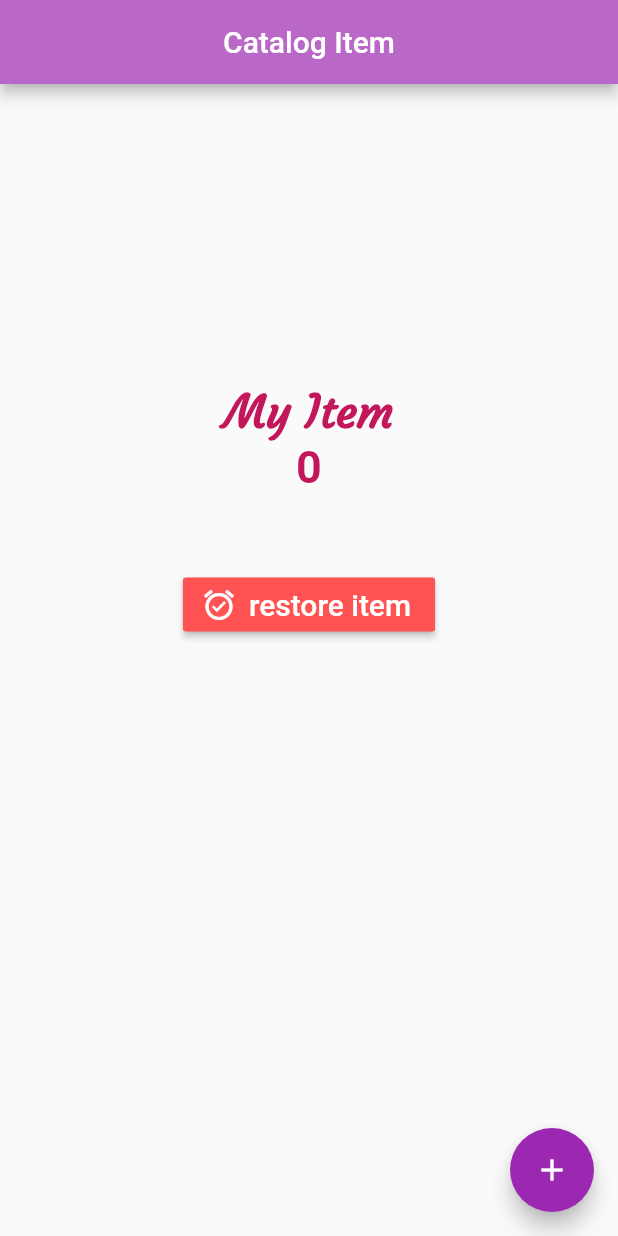
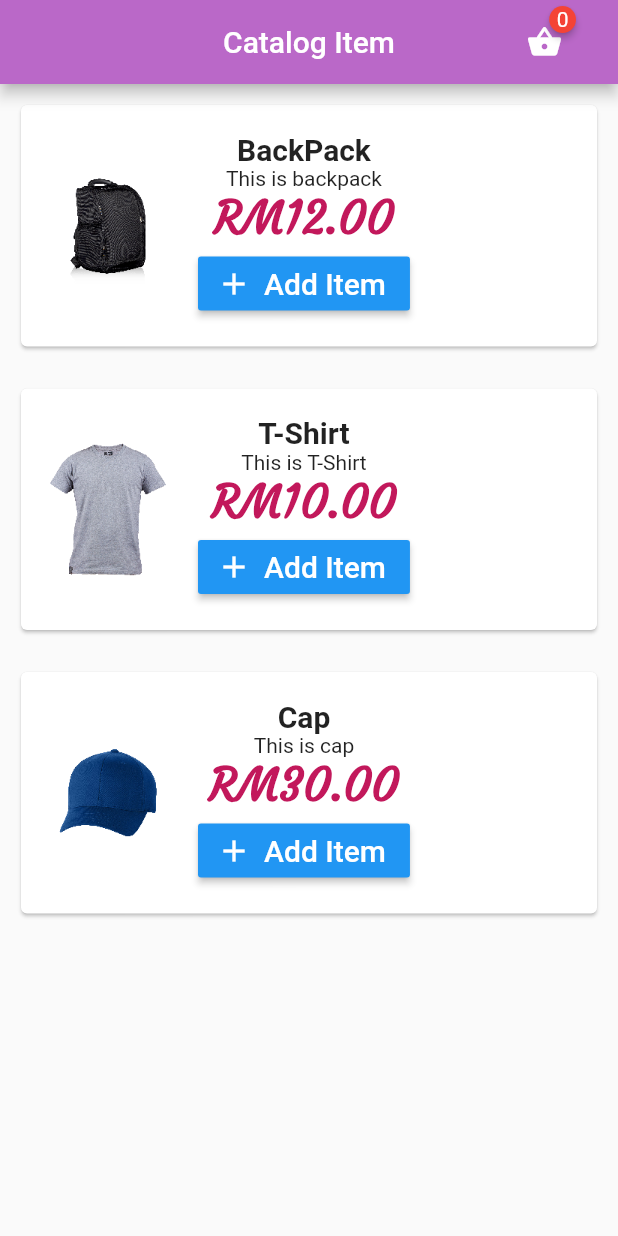
Before and after one commit to nqn2000/A173656_FlutterV2, a Flutter app: the screen it shows after launch, on a phone screen of 412 x 824 dp. Run offline on Flutter 3.47's test engine with Material 2 defaults, Android fonts, the phone set to English and light mode, and no system bars; drawn by our look-alikes of badges.

Commit message:
8 Dec 2020

```diff
--- /dev/null
+++ b/lib/catalogitem.dart
@@ -0,0 +1,9 @@
+class CatalogItem {
+  String nameItem;
+  String priceItem;
+  String imageItem;
+  String descriptionItem;
+
+  CatalogItem(
+      {this.nameItem, this.priceItem, this.imageItem, this.descriptionItem});
+}
--- a/lib/main.dart
+++ b/lib/main.dart
@@ -1,4 +1,6 @@
 import 'package:flutter/material.dart';
+import 'package:badges/badges.dart';
+import 'catalogitem.dart';
 
 void main() {
   runApp(MaterialApp(home: Home()));
@@ -11,6 +13,83 @@ class Home extends StatefulWidget {
 
 class _HomeState extends State<Home> {
   int item = 0;
+  List<CatalogItem> catalogItems = [
+    CatalogItem(
+        nameItem: 'BackPack',
+        priceItem: '12.00',
+        imageItem: 'image_backpack.png',
+        descriptionItem: 'This is backpack'),
+    CatalogItem(
+        nameItem: 'T-Shirt',
+        priceItem: '10.00',
+        imageItem: 'image_t-shirt.png',
+        descriptionItem: 'This is T-Shirt'),
+    CatalogItem(
+        nameItem: 'Cap',
+        priceItem: '30.00',
+        imageItem: 'image_cap.png',
+        descriptionItem: 'This is cap'),
+  ];
+
+  Widget catalogItemCard(catalogItem) {
+    return Padding(
+      padding: const EdgeInsets.all(10.0),
+      child: Card(
+        child: Padding(
+          padding: const EdgeInsets.all(8.0),
+          child: Row(
+            children: <Widget>[
+              Column(
+                children: <Widget>[
+                  Image(
+                    image: AssetImage('assets/' + catalogItem.imageItem),
+                    width: 100,
+                    height: 100,
+                  )
+                ],
+              ),
+              Padding(
+                padding: const EdgeInsets.all(10.0),
+                child: Column(
+                  children: <Widget>[
+                    Text(catalogItem.nameItem,
+                        style: TextStyle(
+                            fontSize: 20.0, fontWeight: FontWeight.bold)),
+                    Text(catalogItem.descriptionItem),
+                    Text(
+                      'RM' + catalogItem.priceItem,
+                      style: TextStyle(
+                          fontSize: 30.0,
+                          fontWeight: FontWeight.bold,
+                          color: Colors.pink[700],
+                          fontFamily: 'Courgette'),
+                    ),
+                    RaisedButton.icon(
+                      onPressed: () {
+                        setState(() {
+                          item++;
+                        });
+                      },
+                      icon: Icon(
+                        Icons.add,
+                        color: Colors.white,
+                      ),
+                      label: Text(
+                        'Add Item',
+                        style: TextStyle(color: Colors.white, fontSize: 20.0),
+                      ),
+                      color: Colors.blue,
+                    ),
+                  ],
+                ),
+              )
+            ],
+          ),
+        ),
+      ),
+    );
+  }
+
   @override
   Widget build(BuildContext context) {
     return Scaffold(
@@ -18,64 +97,89 @@ class _HomeState extends State<Home> {
         title: Text('Catalog Item'),
         centerTitle: true,
         backgroundColor: Colors.purple[300],
+        actions: <Widget>[
+          Padding(
+            padding: const EdgeInsets.fromLTRB(0.0, 0.0, 25.0, 0.0),
+            child: Badge(
+              position: BadgePosition.topEnd(top: 0.0, end: 3.0),
+              badgeContent: Text(
+                item.toString(),
+                style: TextStyle(color: Colors.white),
               ),
-      body: Padding(
-          padding: const EdgeInsets.fromLTRB(0.0, 200.0, 0.0, 0.0),
-          child: Column(
-            children: <Widget>[
-              Center(
-                child: Text(
-                  'My Item',
-                  style: TextStyle(
-                      fontSize: 30.0,
-                      fontWeight: FontWeight.bold,
-                      color: Colors.pink[700],
-                      fontFamily: 'Courgette'),
-                ),
-              ),
-              Center(
-                child: Text(
-                  '$item',
-                  style: TextStyle(
-                    fontSize: 30.0,
-                    fontWeight: FontWeight.bold,
-                    color: Colors.pink[700],
-                  ),
-                ),
-              ),
-              Padding(
-                padding:
-                    const EdgeInsets.symmetric(horizontal: 0.0, vertical: 50.0),
-                child: Center(
-                  child: RaisedButton.icon(
+              child: IconButton(
+                icon: Icon(Icons.shopping_basket),
                 onPressed: () {
                   setState(() {
                     item = 0;
                   });
                 },
-                    icon: Icon(
-                      Icons.alarm_on,
-                      color: Colors.white,
-                    ),
-                    label: Text(
-                      'restore item',
-                      style: TextStyle(color: Colors.white, fontSize: 20.0),
-                    ),
-                    color: Colors.redAccent,
               ),
             ),
+          )
+        ],
       ),
-            ],
-          )),
-      floatingActionButton: FloatingActionButton(
-        onPressed: () {
-          setState(() {
-            item++;
-          });
-        },
-        child: Icon(Icons.add),
-        backgroundColor: Colors.purple[500],
+      body: Column(
+        children: catalogItems
+            .map((catalogItem) => catalogItemCard(catalogItem))
+            .toList(),
       ),
+      // body: Padding(
+      //     padding: const EdgeInsets.fromLTRB(0.0, 200.0, 0.0, 0.0),
+      //     child: Column(
+      //       children: <Widget>[
+      //         Center(
+      //           child: Text(
+      //             'My Item',
+      //             style: TextStyle(
+      //                 fontSize: 30.0,
+      //                 fontWeight: FontWeight.bold,
+      //                 color: Colors.pink[700],
+      //                 fontFamily: 'Courgette'),
+      //           ),
+      //         ),
+      //         Center(
+      //           child: Text(
+      //             '$item',
+      //             style: TextStyle(
+      //               fontSize: 30.0,
+      //               fontWeight: FontWeight.bold,
+      //               color: Colors.pink[700],
+      //             ),
+      //           ),
+      //         ),
+      //         Padding(
+      //           padding:
+      //               const EdgeInsets.symmetric(horizontal: 0.0, vertical: 50.0),
+      //           child: Center(
+      //             child: RaisedButton.icon(
+      //               onPressed: () {
+      //                 setState(() {
+      //                   item = 0;
+      //                 });
+      //               },
+      //               icon: Icon(
+      //                 Icons.alarm_on,
+      //                 color: Colors.white,
+      //               ),
+      //               label: Text(
+      //                 'restore item',
+      //                 style: TextStyle(color: Colors.white, fontSize: 20.0),
+      //               ),
+      //               color: Colors.redAccent,
+      //             ),
+      //           ),
+      //         ),
+      //       ],
+      //     )),
+      // floatingActionButton: FloatingActionButton(
+      //   onPressed: () {
+      //     setState(() {
+      //       item++;
+      //     });
+      //   },
+      //   child: Icon(Icons.add),
+      //   backgroundColor: Colors.purple[500],
+      // ),
     );
   }
 }
--- a/pubspec.yaml
+++ b/pubspec.yaml
@@ -28,6 +28,7 @@ dependencies:
   # The following adds the Cupertino Icons font to your application.
   # Use with the CupertinoIcons class for iOS style icons.
   cupertino_icons: ^1.0.1
+  badges: ^1.1.5
 
 dev_dependencies:
   flutter_test:
@@ -45,9 +46,8 @@ flutter:
   uses-material-design: true
 
   # To add assets to your application, add an assets section, like this:
-  # assets:
-  #   - images/a_dot_burr.jpeg
-  #   - images/a_dot_ham.jpeg
+  assets:
+     - assets/
 
   # An image asset can refer to one or more resolution-specific "variants", see
   # https://flutter.dev/assets-and-images/#resolution-aware.
```
Also changed, not shown: assets/image_backpack.png (added), assets/image_cap.png (added), assets/image_t-shirt.png (added), pubspec.lock. Lines whose indentation alone changed are shown as unchanged.
